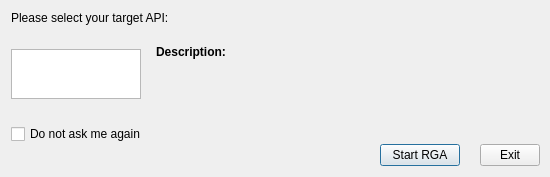
The window that source/radeon_gpu_analyzer_gui/ui/rg_startup_dialog.ui (GPUOpen-Tools/radeon_gpu_analyzer) describes before a commit, drawn with Qt 5.
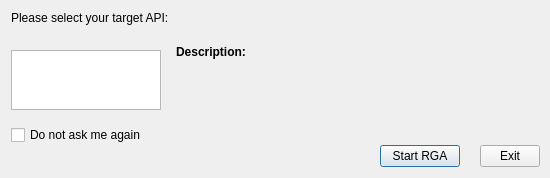
The same window after the commit. Icons and pictures are not drawn.

What changed in the file:
```diff
--- a/source/radeon_gpu_analyzer_gui/ui/rg_startup_dialog.ui
+++ b/source/radeon_gpu_analyzer_gui/ui/rg_startup_dialog.ui
@@ -81,12 +81,12 @@
        <property name="minimumSize">
         <size>
          <width>0</width>
-         <height>50</height>
+         <height>60</height>
         </size>
        </property>
        <property name="maximumSize">
         <size>
-         <width>130</width>
+         <width>150</width>
          <height>50</height>
         </size>
        </property>
```
